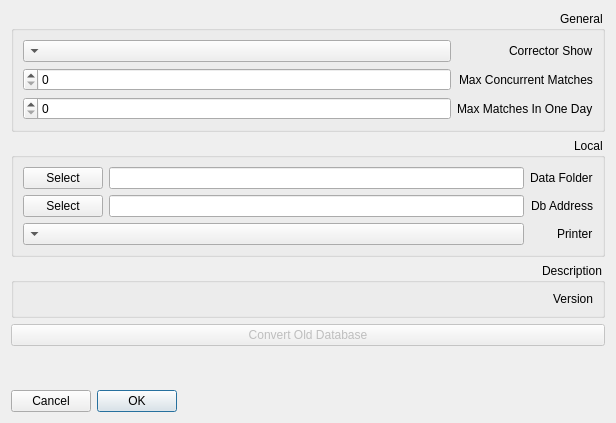
Qt form Client/reghaabat/optionsform.ui (nournia/ketabkhaane) before a commit.
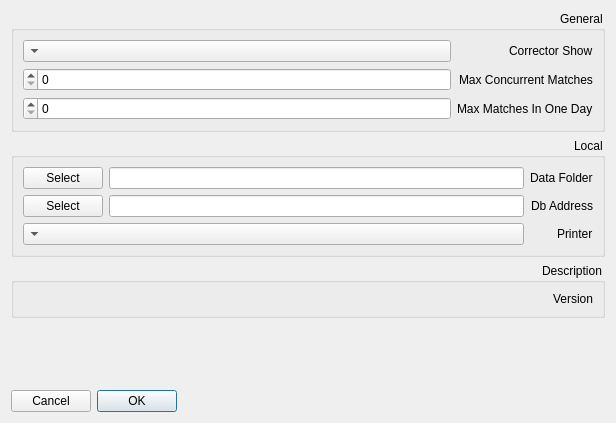
The same form after that commit. Icons and pictures are not drawn.

Patch:
```diff
--- a/Client/reghaabat/optionsform.ui
+++ b/Client/reghaabat/optionsform.ui
@@ -162,16 +162,6 @@
      </layout>
     </widget>
    </item>
-   <item>
-    <widget class="QPushButton" name="bConvertDb">
-     <property name="enabled">
-      <bool>false</bool>
-     </property>
-     <property name="text">
-      <string>Convert Old Database</string>
-     </property>
-    </widget>
-   </item>
    <item>
     <spacer name="verticalSpacer">
      <property name="orientation">
```
Left out of the diff: 1 changed line with no effect on the pictures.
